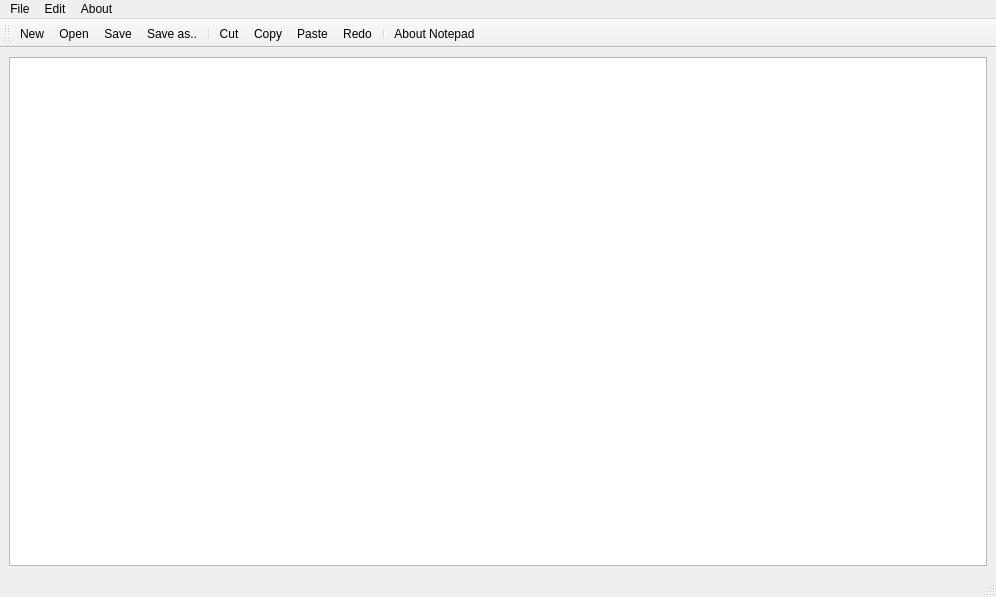
HemjalCF/qt_notepad_app, file notepad/mainwindow.ui: the form before one commit.
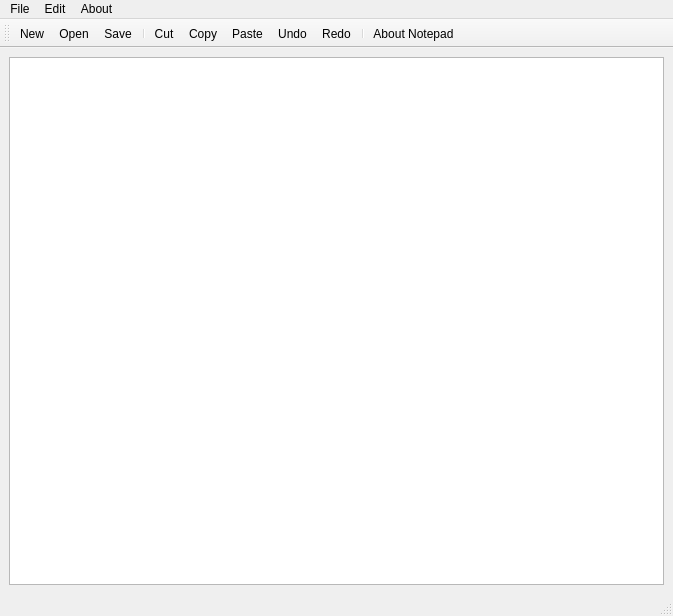
The form after the commit. Icons and pictures are not drawn.

The edit to the form file:
```diff
--- a/notepad/mainwindow.ui
+++ b/notepad/mainwindow.ui
@@ -6,8 +6,8 @@
    <rect>
     <x>0</x>
     <y>0</y>
-    <width>996</width>
-    <height>597</height>
+    <width>673</width>
+    <height>616</height>
    </rect>
   </property>
   <property name="windowTitle">
@@ -25,7 +25,7 @@
     <rect>
      <x>0</x>
      <y>0</y>
-     <width>996</width>
+     <width>673</width>
      <height>22</height>
     </rect>
    </property>
@@ -73,11 +73,11 @@
    <addaction name="actionNew"/>
    <addaction name="actionOpen"/>
    <addaction name="actionSave"/>
-   <addaction name="actionSave_as"/>
    <addaction name="separator"/>
    <addaction name="actionCut"/>
    <addaction name="actionCopy"/>
    <addaction name="actionPaste"/>
+   <addaction name="actionUndo"/>
    <addaction name="actionRedo"/>
    <addaction name="separator"/>
    <addaction name="actionAbout_Notepad"/>
```
Left out of the diff: 12 changed lines with no effect on the pictures.
